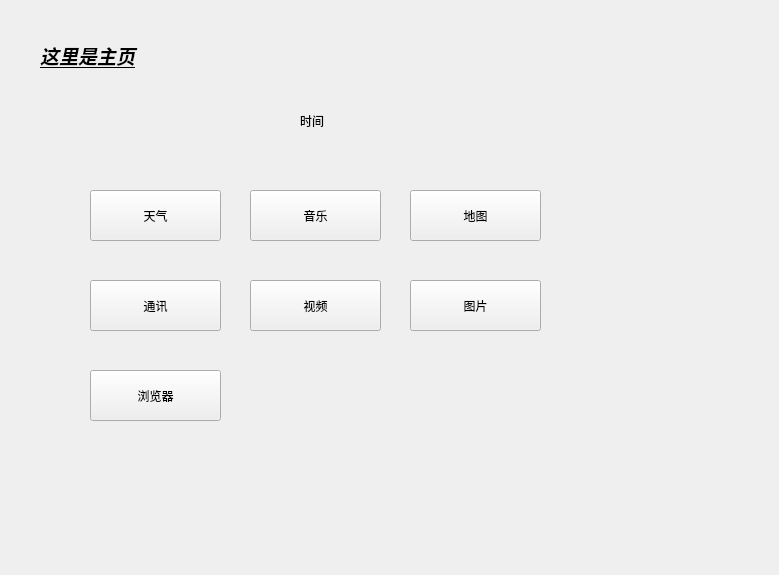
Before: the Qt Designer form View/Home/home.ui in yuzcat01/VehicleControl, drawn with Qt 5.
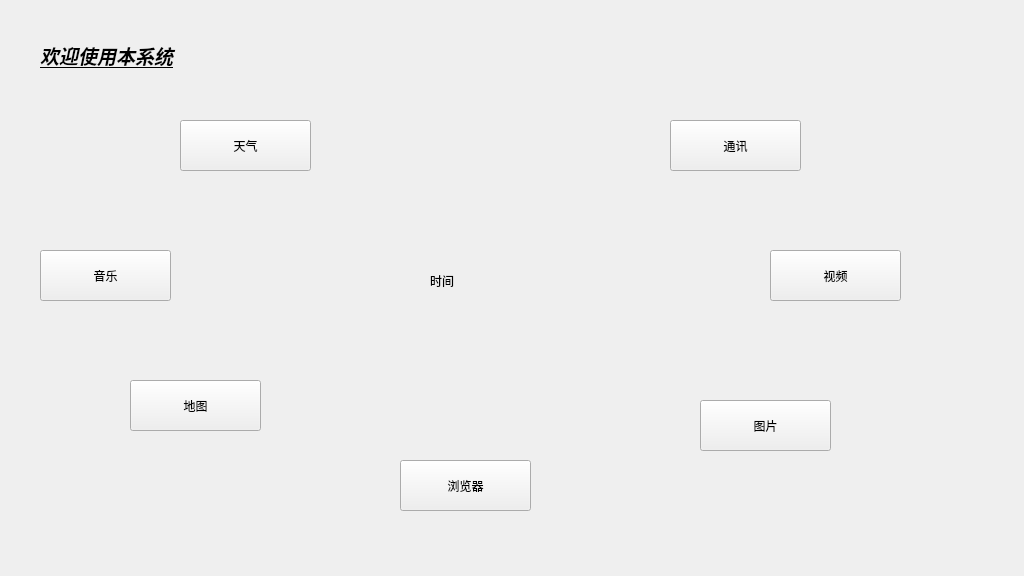
After: the same form once the commit is applied.

Commit message: 更改主界面ui，增加需要导入的包

```diff
--- a/View/Home/home.ui
+++ b/View/Home/home.ui
@@ -6,8 +6,8 @@
    <rect>
     <x>0</x>
     <y>0</y>
-    <width>779</width>
-    <height>575</height>
+    <width>1024</width>
+    <height>576</height>
    </rect>
   </property>
   <property name="windowTitle">
@@ -18,8 +18,8 @@
     <rect>
      <x>0</x>
      <y>0</y>
-     <width>661</width>
-     <height>441</height>
+     <width>1024</width>
+     <height>576</height>
     </rect>
    </property>
    <widget class="QLabel" name="label">
@@ -27,19 +27,19 @@
      <rect>
       <x>40</x>
       <y>30</y>
-      <width>141</width>
+      <width>241</width>
       <height>51</height>
      </rect>
     </property>
     <property name="text">
-     <string>&lt;html&gt;&lt;head/&gt;&lt;body&gt;&lt;p&gt;&lt;span style=&quot; font-size:14pt; font-weight:700; font-style:italic; text-decoration: underline;&quot;&gt;这里是主页&lt;/span&gt;&lt;/p&gt;&lt;/body&gt;&lt;/html&gt;</string>
+     <string>&lt;html&gt;&lt;head/&gt;&lt;body&gt;&lt;p&gt;&lt;span style=&quot; font-size:14pt; font-weight:700; font-style:italic; text-decoration: underline;&quot;&gt;欢迎使用本系统&lt;/span&gt;&lt;/p&gt;&lt;/body&gt;&lt;/html&gt;</string>
     </property>
    </widget>
    <widget class="QPushButton" name="pushButton">
     <property name="geometry">
      <rect>
-      <x>90</x>
-      <y>190</y>
+      <x>180</x>
+      <y>120</y>
       <width>131</width>
       <height>51</height>
      </rect>
@@ -51,8 +51,8 @@
    <widget class="QPushButton" name="toMusicPage">
     <property name="geometry">
      <rect>
-      <x>250</x>
-      <y>190</y>
+      <x>40</x>
+      <y>250</y>
       <width>131</width>
       <height>51</height>
      </rect>
@@ -64,8 +64,8 @@
    <widget class="QPushButton" name="pushButton_2">
     <property name="geometry">
      <rect>
-      <x>410</x>
-      <y>190</y>
+      <x>130</x>
+      <y>380</y>
       <width>131</width>
       <height>51</height>
      </rect>
@@ -77,8 +77,8 @@
    <widget class="QPushButton" name="toCommu">
     <property name="geometry">
      <rect>
-      <x>90</x>
-      <y>280</y>
+      <x>670</x>
+      <y>120</y>
       <width>131</width>
       <height>51</height>
      </rect>
@@ -90,8 +90,8 @@
    <widget class="QPushButton" name="toVedio">
     <property name="geometry">
      <rect>
-      <x>250</x>
-      <y>280</y>
+      <x>770</x>
+      <y>250</y>
       <width>131</width>
       <height>51</height>
      </rect>
@@ -103,8 +103,8 @@
    <widget class="QPushButton" name="toPic">
     <property name="geometry">
      <rect>
-      <x>410</x>
-      <y>280</y>
+      <x>700</x>
+      <y>400</y>
       <width>131</width>
       <height>51</height>
      </rect>
@@ -116,8 +116,8 @@
    <widget class="QPushButton" name="toBrow">
     <property name="geometry">
      <rect>
-      <x>90</x>
-      <y>370</y>
+      <x>400</x>
+      <y>460</y>
       <width>131</width>
       <height>51</height>
      </rect>
@@ -129,8 +129,8 @@
    <widget class="QLabel" name="timeLabel">
     <property name="geometry">
      <rect>
-      <x>300</x>
-      <y>100</y>
+      <x>430</x>
+      <y>260</y>
       <width>131</width>
       <height>41</height>
      </rect>
```
The commit also changes 3 other files.
